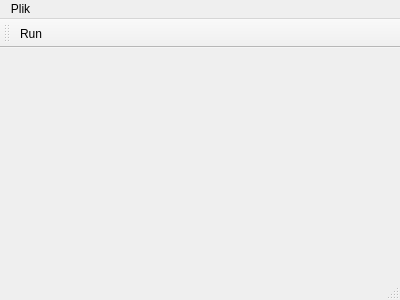
First picture: the form in src/mainwindow.ui, repository ferinder/GameOfLife, before the edit.
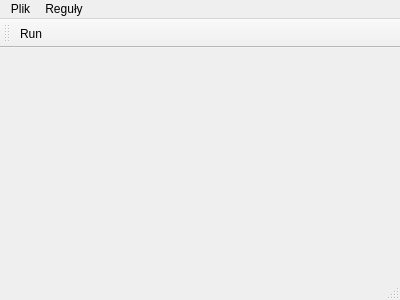
Second picture: the form after the edit. Icons and pictures are not drawn.

Commit message: Added rules actions on ui.

Diff of the .ui file:
```diff
--- a/src/mainwindow.ui
+++ b/src/mainwindow.ui
@@ -34,7 +34,16 @@
     <addaction name="separator"/>
     <addaction name="actionExit"/>
    </widget>
+   <widget class="QMenu" name="menuRules">
+    <property name="title">
+     <string>Reguły</string>
+    </property>
+    <addaction name="actionChoose_rule"/>
+    <addaction name="actionAdd_rule"/>
+    <addaction name="actionDelete_rule"/>
+   </widget>
    <addaction name="menuPlik"/>
+   <addaction name="menuRules"/>
   </widget>
   <widget class="QToolBar" name="mainToolBar">
    <attribute name="toolBarArea">
```
Left out of the diff: 15 changed lines with no effect on the pictures.
